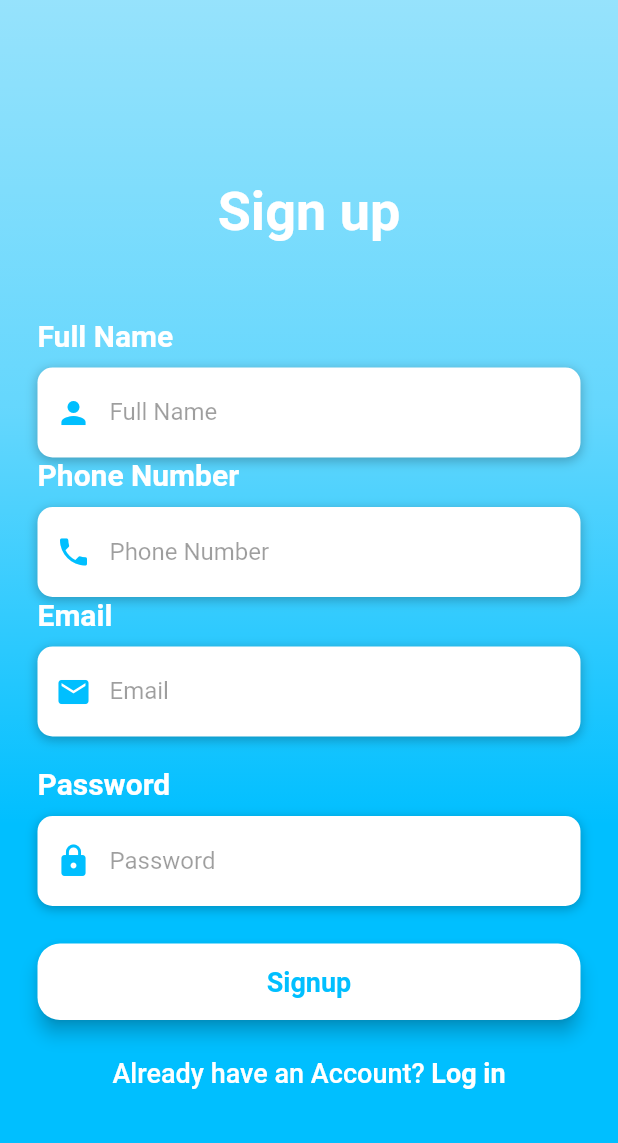
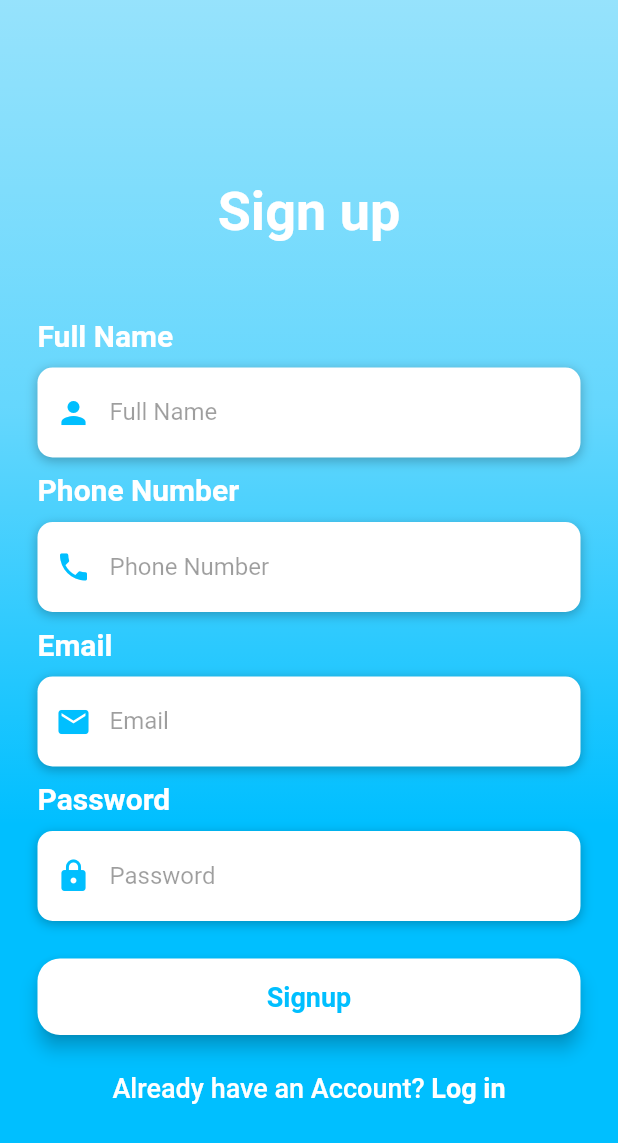
Before and after one commit to crzaratech/rent_tech_app, a Flutter app: the SignupScreen screen opened by its route, on a phone screen of 412 x 824 dp. Shown: the top 1143 px of the screen. Run offline on Flutter 3.47's test engine with Material 2 defaults, Android fonts, the light colour scheme and no system bars.

Commit message:
add consistent padding to the fields

```diff
--- a/lib/InitialScreens/signup_screen.dart
+++ b/lib/InitialScreens/signup_screen.dart
@@ -260,9 +260,11 @@ class _SignupScreenState extends State<SignupScreen> {
                       ),
                       SizedBox(height: 50),
                       buildName(),
+                      SizedBox(height: 10),
                       buildPhoneNumber(),
+                      SizedBox(height: 10),
                       buildEmail(),
-                      SizedBox(height: 20),
+                      SizedBox(height: 10),
                       buildPassword(),
                       //buildRememberMe(),
                       buildSignUpBtn(),
```
